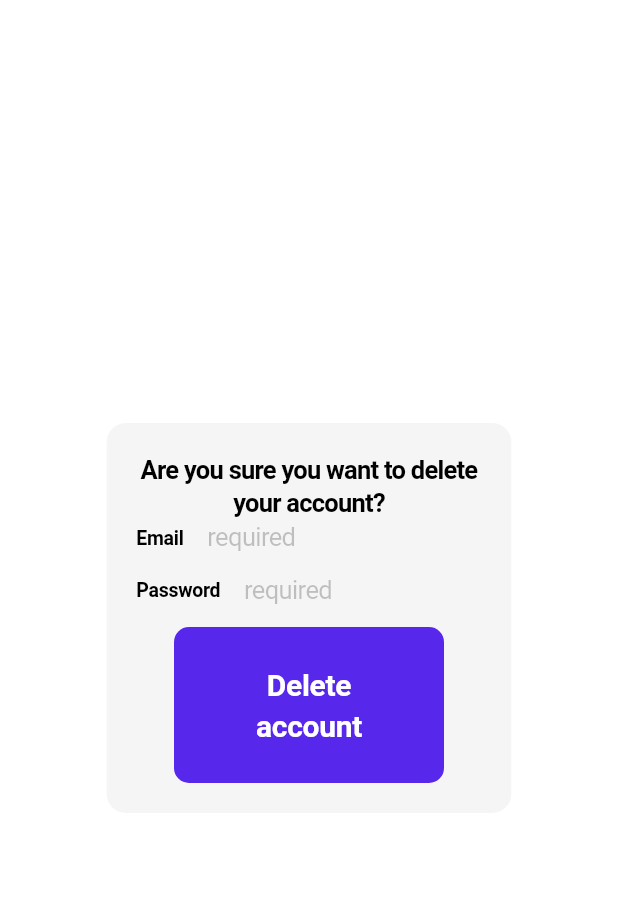
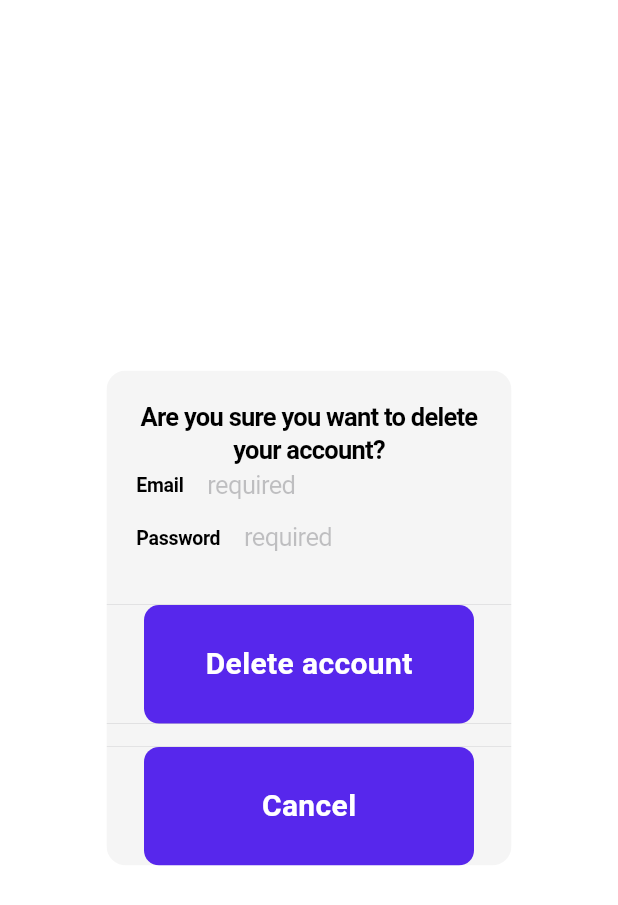
Before and after one commit to EgorSborschikov/ComfortConfy, a Flutter app: the DeleteConfirmForm widget shown alone on an empty page, opened directly, on a phone screen of 412 x 824 dp. Shown: the top 905 px of the screen. Run offline on Flutter 3.47's test engine with Material 3 defaults, Android fonts, the phone set to English and light mode, and no system bars; our stand-ins replace flutter_svg, image_picker, shared_preferences; missing offline and left inert: clipboard; accounts and stored records are empty; generated files the repository leaves out were written again; network calls fail; Roboto replaces fonts that are missing (Ubuntu).

Commit message:
edit functional delete user account widget

```diff
--- a/lib/server/services/delete_service/delete_confirm_form.dart
+++ b/lib/server/services/delete_service/delete_confirm_form.dart
@@ -44,7 +44,7 @@ class _DeleteConfirmFormState extends State<DeleteConfirmForm> {
         AppLocalizations.of(context)!.deleteAccountMessage
       ),
       content: Column(
-        mainAxisSize: MainAxisSize.min,
+        mainAxisSize: MainAxisSize.max,
         children: [
           CupertinoTextField(
             controller: _email_controller,
@@ -74,12 +74,21 @@ class _DeleteConfirmFormState extends State<DeleteConfirmForm> {
             style: TextStyle(color: Theme.of(context).colorScheme.tertiary),
           ),
           const SizedBox(height: 15),
-          GeneralButton(
-            text: AppLocalizations.of(context)!.deleteYes,
-            onTap: _delete,
-          ),
         ],
       ),
+      actions: [
+        GeneralButton(
+          text: AppLocalizations.of(context)!.deleteYes,
+          onTap: _delete,
+        ),
+        const SizedBox(height: 15),
+        GeneralButton(
+          text: AppLocalizations.of(context)!.cancel,
+          onTap: () {
+            Navigator.of(context).pop();
+          },
+        ),
+      ],
     );
   }
 }
```
Also changed, not shown: lib/mobile/components/action_sheets/delete_account_action_bar.dart (+6 -2 lines).
